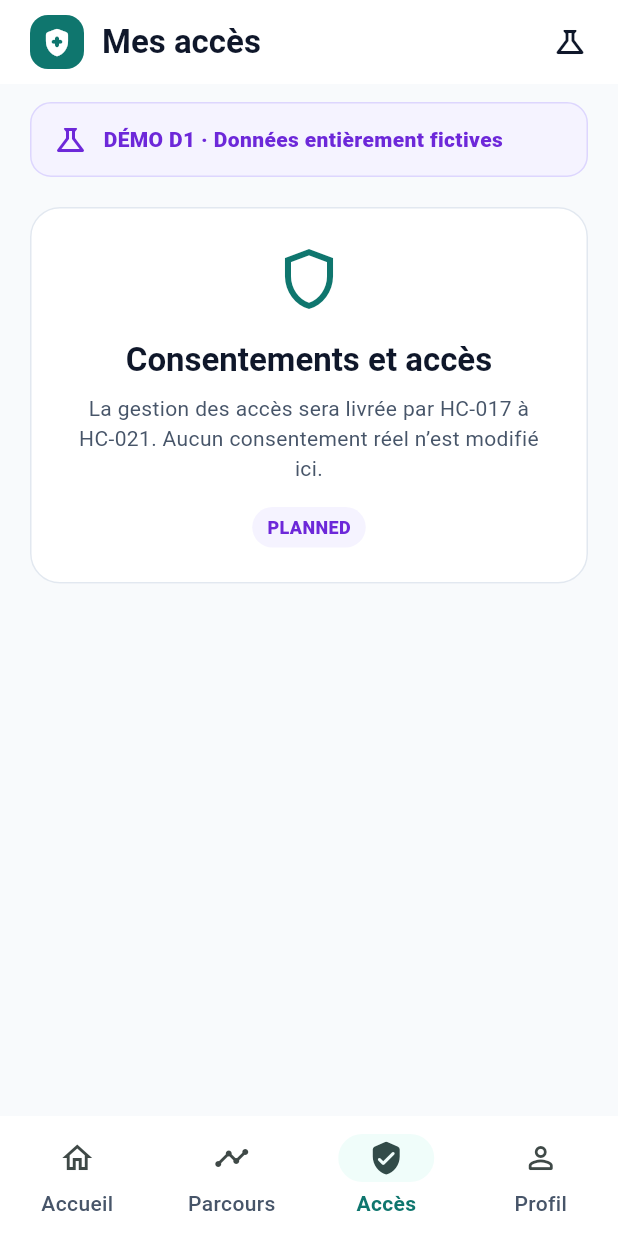
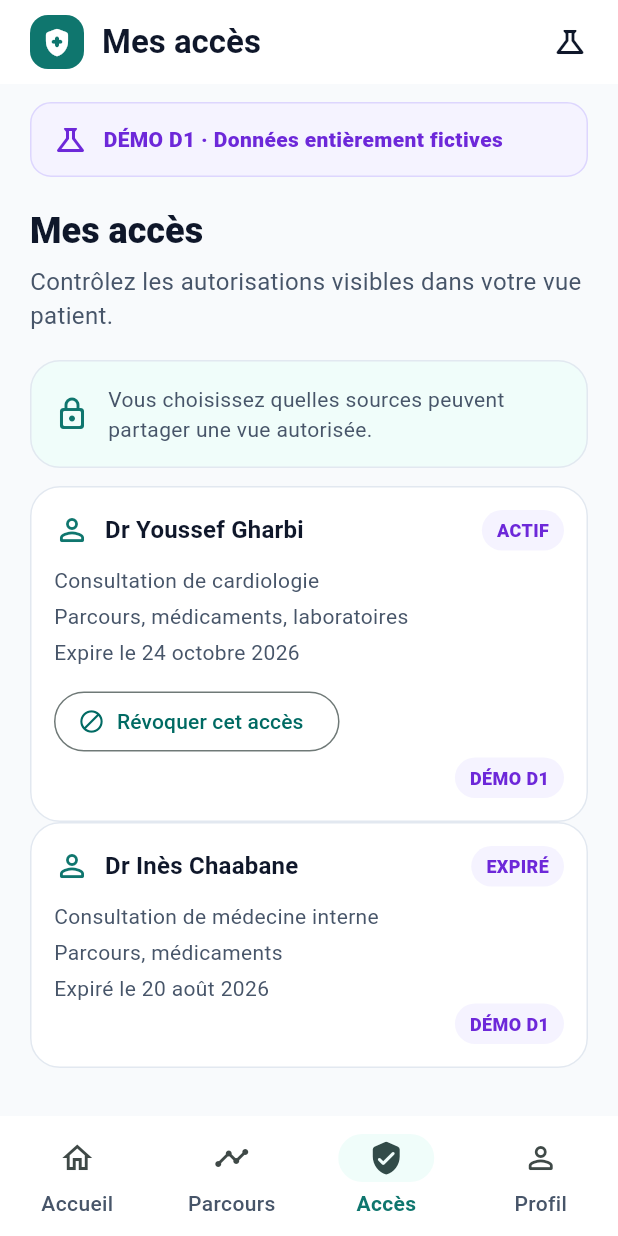
Before and after one commit to Medmas07/Medos, a Flutter app: the screen it shows after launch, item 3 of the bottom bar chosen, on a phone screen of 412 x 824 dp. Run offline on Flutter 3.47's test engine with Material 3 defaults, Android fonts, the phone set to English and light mode, and no system bars.

Commit message:
feat(patient): add consent and access management
Render a D1 patient-facing access view with fictional grants, scopes, expiry, explicit statuses, and a session-local revoke interaction. Keep consent behavior demo-only without persistence, enforcement, or production authorization claims.

```diff
--- a/apps/mobile/patient/lib/demo/canonical_patient.dart
+++ b/apps/mobile/patient/lib/demo/canonical_patient.dart
@@ -198,3 +198,36 @@ const demoCareHistory = <CanonicalCareEncounter>[
     summary: 'Consultation de suivi avec le médecin traitant.',
   ),
 ];
+
+class CanonicalAccessGrant {
+  const CanonicalAccessGrant({
+    required this.grantee,
+    required this.purpose,
+    required this.scope,
+    required this.status,
+    required this.expiresAt,
+  });
+
+  final String grantee;
+  final String purpose;
+  final String scope;
+  final String status;
+  final String expiresAt;
+}
+
+const demoAccessGrants = <CanonicalAccessGrant>[
+  CanonicalAccessGrant(
+    grantee: 'Dr Youssef Gharbi',
+    purpose: 'Consultation de cardiologie',
+    scope: 'Parcours, médicaments, laboratoires',
+    status: 'Actif',
+    expiresAt: 'Expire le 24 octobre 2026',
+  ),
+  CanonicalAccessGrant(
+    grantee: 'Dr Inès Chaabane',
+    purpose: 'Consultation de médecine interne',
+    scope: 'Parcours, médicaments',
+    status: 'Expiré',
+    expiresAt: 'Expiré le 20 août 2026',
+  ),
+];
--- a/apps/mobile/patient/lib/presentation/patient_shell.dart
+++ b/apps/mobile/patient/lib/presentation/patient_shell.dart
@@ -159,12 +159,7 @@ class _ContentView extends StatelessWidget {
     final content = switch (index) {
       0 => const _DashboardContent(),
       1 => const _TimelineContent(),
-      2 => const _PlannedContent(
-        icon: Icons.shield_outlined,
-        title: 'Consentements et accès',
-        message:
-            'La gestion des accès sera livrée par HC-017 à HC-021. Aucun consentement réel n’est modifié ici.',
-      ),
+      2 => const _AccessContent(),
       _ => const _ProfileContent(),
     };
 
@@ -401,6 +396,124 @@ class _CareHistorySection extends StatelessWidget {
             ),
           ),
       ],
+    );
+  }
+}
+
+class _AccessContent extends StatefulWidget {
+  const _AccessContent();
+
+  @override
+  State<_AccessContent> createState() => _AccessContentState();
+}
+
+class _AccessContentState extends State<_AccessContent> {
+  late final Set<String> _revoked = {};
+
+  @override
+  Widget build(BuildContext context) {
+    return Column(
+      crossAxisAlignment: CrossAxisAlignment.start,
+      children: [
+        Text('Mes accès', style: Theme.of(context).textTheme.headlineSmall),
+        const SizedBox(height: 6),
+        const Text(
+          'Contrôlez les autorisations visibles dans votre vue patient.',
+          style: TextStyle(color: PatientColors.muted, fontSize: 16),
+        ),
+        const SizedBox(height: 18),
+        const _AccessNotice(),
+        const SizedBox(height: 12),
+        for (final grant in demoAccessGrants)
+          _AccessGrantCard(
+            grant: grant,
+            revoked: _revoked.contains(grant.grantee),
+            onRevoke: () => setState(() => _revoked.add(grant.grantee)),
+          ),
+      ],
+    );
+  }
+}
+
+class _AccessNotice extends StatelessWidget {
+  const _AccessNotice();
+
+  @override
+  Widget build(BuildContext context) {
+    return Card(
+      color: PatientColors.brandSoft,
+      child: const Padding(
+        padding: EdgeInsets.all(16),
+        child: Row(
+          children: [
+            Icon(Icons.lock_outline_rounded, color: PatientColors.brand),
+            SizedBox(width: 12),
+            Expanded(
+              child: Text(
+                'Vous choisissez quelles sources peuvent partager une vue autorisée.',
+              ),
+            ),
+          ],
+        ),
+      ),
+    );
+  }
+}
+
+class _AccessGrantCard extends StatelessWidget {
+  const _AccessGrantCard({
+    required this.grant,
+    required this.revoked,
+    required this.onRevoke,
+  });
+
+  final CanonicalAccessGrant grant;
+  final bool revoked;
+  final VoidCallback onRevoke;
+
+  @override
+  Widget build(BuildContext context) {
+    final active = grant.status == 'Actif' && !revoked;
+    return Card(
+      child: Padding(
+        padding: const EdgeInsets.all(16),
+        child: Column(
+          crossAxisAlignment: CrossAxisAlignment.start,
+          children: [
+            Row(
+              children: [
+                const Icon(Icons.person_outline_rounded, color: PatientColors.brand),
+                const SizedBox(width: 10),
+                Expanded(
+                  child: Text(
+                    grant.grantee,
+                    style: Theme.of(context).textTheme.titleMedium,
+                  ),
+                ),
+                _StatusPill(label: revoked ? 'RÉVOQUÉ' : grant.status.toUpperCase()),
+              ],
+            ),
+            const SizedBox(height: 10),
+            Text(grant.purpose),
+            const SizedBox(height: 4),
+            Text(grant.scope, style: const TextStyle(color: PatientColors.muted)),
+            const SizedBox(height: 4),
+            Text(grant.expiresAt, style: const TextStyle(color: PatientColors.muted)),
+            if (active) ...[
+              const SizedBox(height: 12),
+              OutlinedButton.icon(
+                onPressed: onRevoke,
+                icon: const Icon(Icons.block_outlined),
+                label: const Text('Révoquer cet accès'),
+              ),
+            ],
+            const Align(
+              alignment: Alignment.centerRight,
+              child: _StatusPill(label: 'DÉMO D1'),
+            ),
+          ],
+        ),
+      ),
     );
   }
 }
```
Also changed, not shown: 2 other files.
